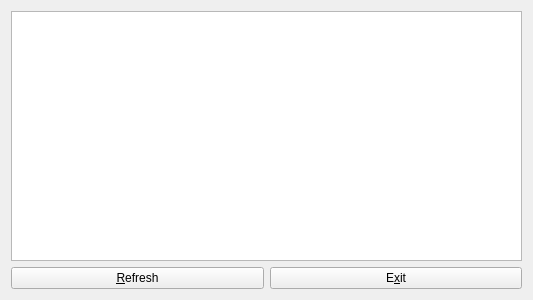
Old version of the form ss-link/mainwidget.ui in the repository karoyqiu/sslink.
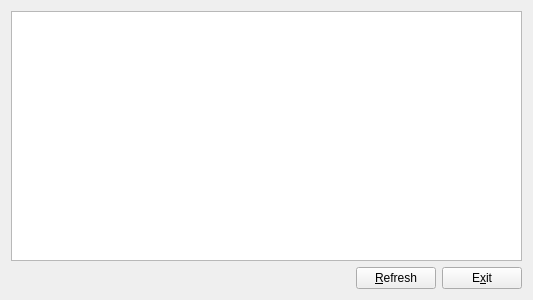
New version of the form. Icons and pictures are not drawn.

Commit message: Add last update time to main widget.

Diff of the .ui file:
```diff
--- a/ss-link/mainwidget.ui
+++ b/ss-link/mainwidget.ui
@@ -27,6 +27,16 @@
    </item>
    <item>
     <layout class="QHBoxLayout" name="horizontalLayout">
+     <item>
+      <widget class="QLabel" name="labelLastUpdate">
+       <property name="sizePolicy">
+        <sizepolicy hsizetype="MinimumExpanding" vsizetype="Preferred">
+         <horstretch>0</horstretch>
+         <verstretch>0</verstretch>
+        </sizepolicy>
+       </property>
+      </widget>
+     </item>
      <item>
       <widget class="QPushButton" name="buttonRefresh">
        <property name="text">
```
The commit also changes 1 other file.
